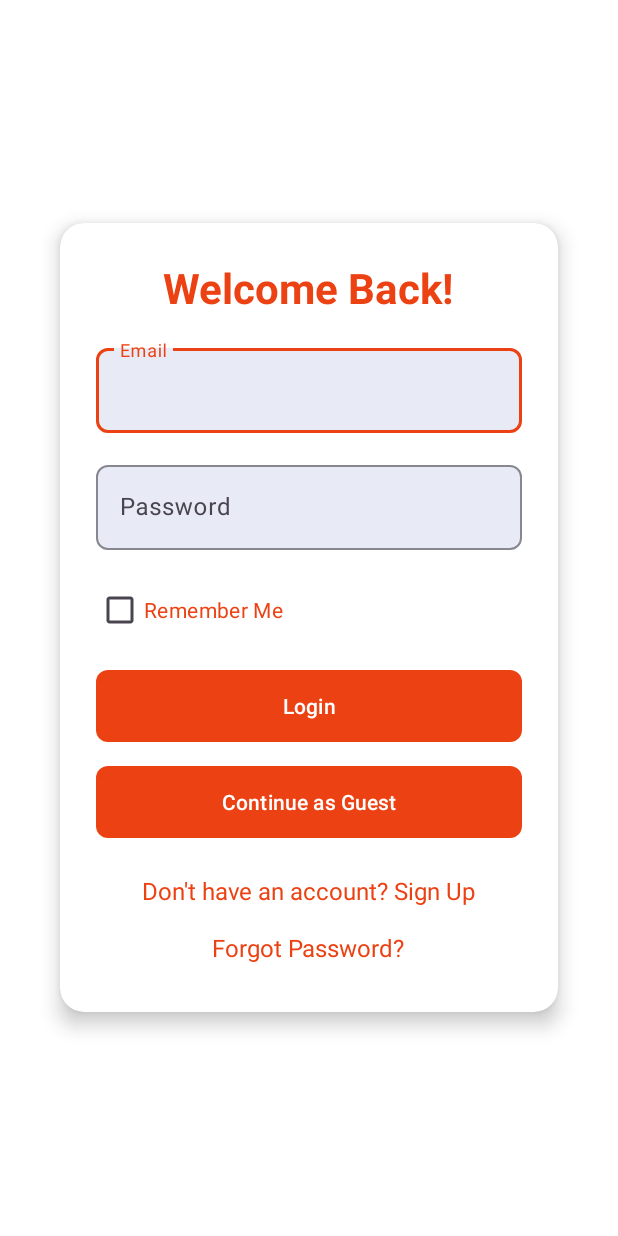
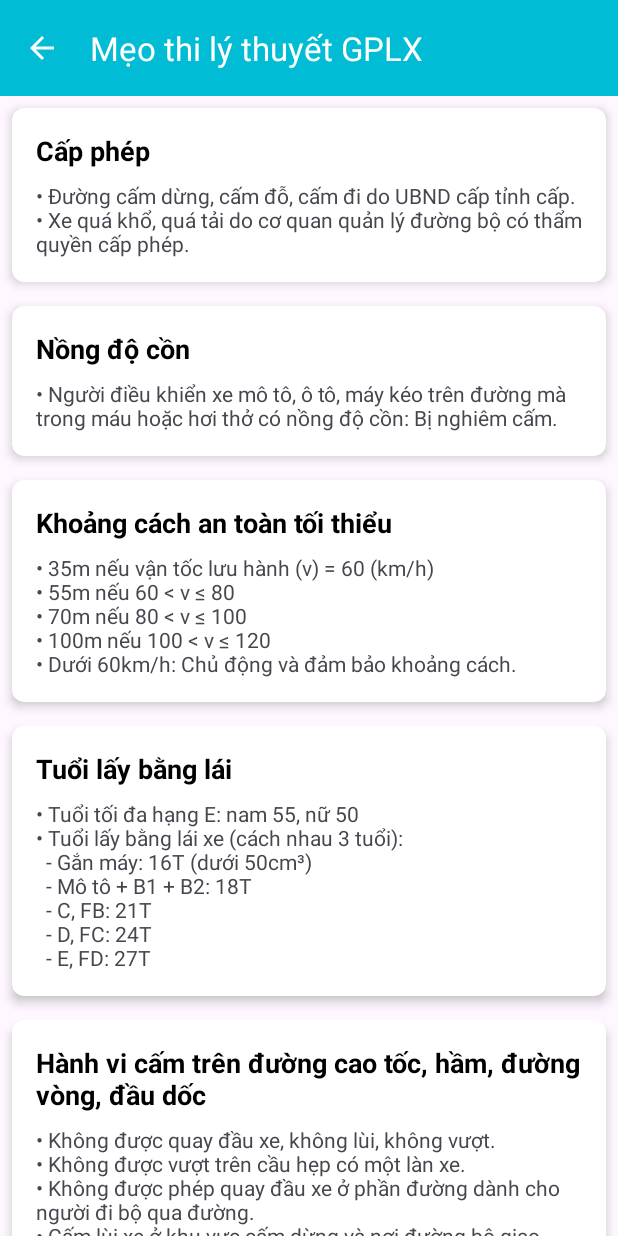
Before and after one commit to thanhhoa456/LapTrinhDiDong, an Android app: the screen it shows after launch (LoginActivity before the commit, TipsActivity after it), on a phone screen of 412 x 824 dp. Run offline under Robolectric (Android 15) with nearby library versions, the phone set to English and light mode, and no system bars.

Commit message:
thêm mẹo thi

```diff
--- a/DoAnCuoiKy_Android/app/src/main/java/com/example/laixea1/activity/MainActivity.java
+++ b/DoAnCuoiKy_Android/app/src/main/java/com/example/laixea1/activity/MainActivity.java
@@ -96,10 +96,12 @@ public class MainActivity extends BaseActivity {
                     // TODO: Chuyển sang màn hình Thi sát hạch
                     break;
                 case 2:
-                    // TODO: Chuyển sang màn hình Biển báo
+                    Intent roadSignIntent = new Intent(MainActivity.this, RoadSignActivity.class);
+                    startActivity(roadSignIntent);
                     break;
                 case 3:
-                    // TODO: Chuyển sang màn hình Mẹo thi
+                    Intent tipsIntent = new Intent(MainActivity.this, TipsActivity.class);
+                    startActivity(tipsIntent);
                     break;
                 case 4:
                     // TODO: Chuyển sang màn hình Các câu sai
--- /dev/null
+++ b/DoAnCuoiKy_Android/app/src/main/java/com/example/laixea1/activity/TipsActivity.java
@@ -0,0 +1,76 @@
+package com.example.laixea1.activity;
+
+import android.os.Bundle;
+import androidx.appcompat.app.AppCompatActivity;
+import androidx.appcompat.widget.Toolbar;
+import androidx.recyclerview.widget.LinearLayoutManager;
+import androidx.recyclerview.widget.RecyclerView;
+import com.example.laixea1.R;
+import com.example.laixea1.adapter.TipAdapter;
+import com.example.laixea1.entity.Tip;
+import java.util.ArrayList;
+import java.util.List;
+
+public class TipsActivity extends AppCompatActivity {
+
+    private RecyclerView tipsRecyclerView;
+    private TipAdapter tipAdapter;
+    private List<Tip> tipList;
+
+    @Override
+    protected void onCreate(Bundle savedInstanceState) {
+        super.onCreate(savedInstanceState);
+        setContentView(R.layout.activity_tips);
+
+        // Thiết lập Toolbar
+        Toolbar toolbar = findViewById(R.id.toolbar);
+        setSupportActionBar(toolbar);
+        if (getSupportActionBar() != null) {
+            getSupportActionBar().setTitle("Mẹo thi lý thuyết GPLX");
+            getSupportActionBar().setDisplayHomeAsUpEnabled(true);
+        }
+
+        // Khởi tạo RecyclerView
+        tipsRecyclerView = findViewById(R.id.tipsRecyclerView);
+        tipsRecyclerView.setLayoutManager(new LinearLayoutManager(this));
+
+        // Khởi tạo danh sách mẹo
+        tipList = new ArrayList<>();
+        initializeTips();
+
+        // Thiết lập adapter
+        tipAdapter = new TipAdapter(tipList);
+        tipsRecyclerView.setAdapter(tipAdapter);
+    }
+
+    private void initializeTips() {
+        tipList.add(new Tip("Cấp phép", "• Đường cấm dừng, cấm đỗ, cấm đi do UBND cấp tỉnh cấp.\n• Xe quá khổ, quá tải do cơ quan quản lý đường bộ có thẩm quyền cấp phép."));
+        tipList.add(new Tip("Nồng độ cồn", "• Người điều khiển xe mô tô, ô tô, máy kéo trên đường mà trong máu hoặc hơi thở có nồng độ cồn: Bị nghiêm cấm."));
+        tipList.add(new Tip("Khoảng cách an toàn tối thiểu", "• 35m nếu vận tốc lưu hành (v) = 60 (km/h)\n• 55m nếu 60 < v ≤ 80\n• 70m nếu 80 < v ≤ 100\n• 100m nếu 100 < v ≤ 120\n• Dưới 60km/h: Chủ động và đảm bảo khoảng cách."));
+        tipList.add(new Tip("Tuổi lấy bằng lái", "• Tuổi tối đa hạng E: nam 55, nữ 50\n• Tuổi lấy bằng lái xe (cách nhau 3 tuổi):\n  - Gắn máy: 16T (dưới 50cm³)\n  - Mô tô + B1 + B2: 18T\n  - C, FB: 21T\n  - D, FC: 24T\n  - E, FD: 27T"));
+        tipList.add(new Tip("Hành vi cấm trên đường cao tốc, hầm, đường vòng, đầu dốc", "• Không được quay đầu xe, không lùi, không vượt.\n• Không được vượt trên cầu hẹp có một làn xe.\n• Không được phép quay đầu xe ở phần đường dành cho người đi bộ qua đường.\n• Cấm lùi xe ở khu vực cấm dừng và nơi đường bộ giao nhau."));
+        tipList.add(new Tip("Tại nơi giao nhau không có tín hiệu đèn", "• Có vòng xuyến: Nhường đường bên trái.\n• Không có vòng xuyến: Nhường đường bên phải."));
+        tipList.add(new Tip("Niên hạn sử dụng", "• 25 năm: ô tô tải.\n• 20 năm: ô tô chở người trên 9 chỗ."));
+        tipList.add(new Tip("Biển báo cấm", "Cấm ô tô (Gồm: mô tô 3 bánh, xe Lam, xe khách) > Cấm xe tải > Cấm Máy kéo > Cấm rơ moóc, sơ mi rơ moóc."));
+        tipList.add(new Tip("Thứ tự ưu tiên", "Nhất chớm, nhì ưu, tam đường, tứ hướng:\n1. Nhất chớm: Xe nào chớm tới vạch trước thì được đi trước.\n2. Nhì ưu: Xe ưu tiên được đi trước. Thứ tự: Hỏa - Sự - An - Thương.\n3. Tam đường: Xe ở đường chính, đường ưu tiên.\n4. Tứ hướng: Bên phải trống - Rẽ phải - Đi thẳng - Rẽ trái."));
+        tipList.add(new Tip("Các hạng GPLX", "• A1: Mô tô dưới 175 cm³ và xe 3 bánh của người khuyết tật.\n• A2: Mô tô 175 cm³ trở lên.\n• A3: Xe mô tô 3 bánh.\n• B1: Không hành nghề lái xe.\n• B1, B2: Đến 9 chỗ ngồi, xe tải dưới 3.500kg.\n• C: Đến 9 chỗ ngồi, xe trên 3.500kg.\n• D: Chở đến 30 người.\n• E: Chở trên 30 người.\n• FC: C + kéo (ô tô đầu kéo, kéo sơ mi rơ moóc).\n• FE: E + kéo (ô tô chở khách nối toa)."));
+        tipList.add(new Tip("Phân nhóm biển báo hiệu", "• Biển nguy hiểm: Hình tam giác vàng.\n• Biển cấm: Vòng tròn đỏ.\n• Biển hiệu lệnh: Vòng tròn xanh.\n• Biển chỉ dẫn: Vuông hoặc chữ nhật xanh.\n• Biển phụ: Vuông, chữ nhật trắng đen, hiệu lực nằm ở biển phụ."));
+        tipList.add(new Tip("Tốc độ tối đa trong khu vực đông dân cư", "• 60km/h: Đường đôi hoặc đường 1 chiều có từ 2 làn xe cơ giới trở lên.\n• 50km/h: Đường 2 chiều hoặc đường 1 chiều có 1 làn xe cơ giới."));
+        tipList.add(new Tip("Tốc độ tối đa ngoài khu vực đông dân cư", "1. Đường đôi hoặc 1 chiều có ≥2 làn xe cơ giới:\n   - 90km/h: Ô tô con, xe chở người ≤30 chỗ (trừ xe buýt), tải ≤3.5 tấn.\n   - 80km/h: Xe chở người >30 chỗ (trừ xe buýt), tải >3.5 tấn (trừ xitec).\n   - 70km/h: Xe buýt, đầu kéo sơ mi rơ moóc, mô tô, chuyên dùng (trừ trộn vữa, bê tông).\n   - 60km/h: Ô tô kéo rơ moóc, trộn vữa, bê tông, xitec.\n2. Đường 2 chiều hoặc 1 chiều có 1 làn xe cơ giới:\n   - 80km/h: Ô tô con, xe chở người ≤30 chỗ (trừ xe buýt), tải ≤3.5 tấn.\n   - 70km/h: Xe chở người >30 chỗ (trừ xe buýt), tải >3.5 tấn (trừ xitec).\n   - 60km/h: Xe buýt, đầu kéo sơ mi rơ moóc, mô tô, chuyên dùng (trừ trộn vữa, bê tông).\n   - 50km/h: Ô tô kéo rơ moóc, trộn vữa, bê tông, xitec."));
+        tipList.add(new Tip("Tốc độ xe máy chuyên dùng", "• Xe máy chuyên dùng, xe gắn máy (kể cả xe máy điện): 40km/h.\n• Trên đường cao tốc: Không vượt quá 120km/h."));
+        tipList.add(new Tip("Tăng số, giảm số", "• Tăng 1 giảm 2 (giảm số chọn ý có từ 'về')."));
+        tipList.add(new Tip("Phương tiện giao thông", "• Gồm phương tiện giao thông cơ giới và thô sơ đường bộ.\n• Phương tiện tham gia giao thông gồm phương tiện giao thông đường bộ và xe máy chuyên dùng."));
+        tipList.add(new Tip("Hiệu lệnh người điều khiển giao thông", "• Giơ tay thẳng đứng: Tất cả dừng, trừ xe trong ngã tư được đi.\n• Giang ngang tay: Trái phải dừng, trước sau đi.\n• Tay phải giơ trước: Sau, phải dừng, trước rẽ phải, trái đi các hướng, người đi bộ qua đường đi sau người điều khiển."));
+        tipList.add(new Tip("Khái niệm và quy tắc", "• Các câu có đáp án bị nghiêm cấm, không cho phép hoặc không được phép thì chọn.\n• Tốc độ chậm đi về bên phải.\n• Chỉ dùng còi từ 5h sáng đến 22h tối.\n• Trong đô thị dùng đèn chiếu gần.\n• Không lắp còi đèn không đúng thiết kế.\n• Xe mô tô không kéo xe khác.\n• 5 năm không cấp lại bằng lái khai báo mất.\n• Chuyển làn phải báo trước.\n• Xe thô sơ đi làn bên phải trong cùng.\n• Nhường đường qua đường hẹp, xe lên dốc.\n• Đứng cách ray đường sắt 5m.\n• Vào cao tốc nhường xe đang chạy.\n• Xe dưới 70km/h không vào cao tốc.\n• Trên cao tốc, hầm chỉ dừng/đỗ nơi quy định.\n• Xe quá tải cần giấy phép.\n• Trọng lượng xe kéo rơ moóc lớn hơn rơ moóc.\n• Kéo xe có hãm dùng thanh nối cứng.\n• Xe gắn máy tối đa 40km/h.\n• Đường có giải phân cách là đường đôi.\n• Giảm tốc khi gặp biển nguy hiểm.\n• Giảm tốc, đi sát phải khi xe sau xin vượt.\n• Ưu tiên đường sắt tại giao cắt.\n• Nhường xe ưu tiên có còi, cờ, đèn.\n• Không vượt trên đường vòng, khuất tầm nhìn.\n• Nhường người đi bộ tại vạch kẻ.\n• Dừng/đỗ cách lề đường ≤0.25m.\n• Dừng/đỗ trên đường hẹp cách xe khác 20m.\n• Giảm tốc trên đường ướt, hẹp, đèo dốc.\n• Giảm tốc, từ từ vượt xe buýt đang dừng."));
+        tipList.add(new Tip("Nghiệp vụ vận tải", "• Không lái xe liên tục quá 4 giờ.\n• Không làm việc quá 10 giờ/ngày.\n• Không tự ý thay đổi vị trí đón trả khách.\n• Vận chuyển hàng nguy hiểm cần giấy phép."));
+        tipList.add(new Tip("Kỹ thuật lái xe", "• Mô tô xuống dốc dùng cả phanh trước và sau.\n• Ô tô số tự động khởi hành đạp phanh hết hành trình.\n• Phanh tay bóp khóa hãm, đẩy cần về phía trước.\n• Ô tô số sàn khởi hành đạp côn hết hành trình.\n• Quay đầu xe với tốc độ thấp.\n• Qua đường sắt không rào chắn: Cách 5m hạ kính, tắt âm thanh, quan sát.\n• Mở cửa xe: Quan sát rồi hé cánh cửa."));
+        tipList.add(new Tip("Cấu tạo và sửa chữa", "• Kính chắn gió: Loại kính an toàn.\n• Còi: 90dB đến 115dB.\n• Động cơ diesel không nổ do lẫn tạp chất.\n• Dây đai an toàn hãm khi giật đột ngột.\n• Động cơ 4 kỳ: Pít tông 4 hành trình.\n• Hệ thống bôi trơn giảm ma sát.\n• Niên hạn: Ô tô trên 9 chỗ 20 năm, ô tô tải 25 năm.\n• Động cơ ô tô: Biến nhiệt năng thành cơ năng.\n• Hệ thống truyền lực: Truyền mô men quay.\n• Ly hợp: Truyền/ngắt động cơ đến hộp số.\n• Hộp số: Đảm bảo chuyển động lùi.\n• Hệ thống lái: Thay đổi hướng.\n• Hệ thống phanh: Giảm tốc độ.\n• Ắc quy: Tích trữ điện năng.\n• Khởi động xe tự động: Đạp phanh."));
+        tipList.add(new Tip("Quy tắc sa hình", "• Không vòng xuyến: Xe vào trước - Xe ưu tiên - Đường ưu tiên - Đường cùng cấp (bên phải trống - rẽ phải - đi thẳng - rẽ trái).\n• Có vòng xuyến: Chưa vào nhường bên phải, đã vào nhường bên trái.\n• Xe xuống dốc nhường xe lên dốc."));
+    }
+
+    @Override
+    public boolean onSupportNavigateUp() {
+        finish();
+        return true;
+    }
+}
--- /dev/null
+++ b/DoAnCuoiKy_Android/app/src/main/java/com/example/laixea1/adapter/TipAdapter.java
@@ -0,0 +1,49 @@
+package com.example.laixea1.adapter;
+
+import android.view.LayoutInflater;
+import android.view.View;
+import android.view.ViewGroup;
+import android.widget.TextView;
+import androidx.annotation.NonNull;
+import androidx.recyclerview.widget.RecyclerView;
+import com.example.laixea1.R;
+import com.example.laixea1.entity.Tip;
+import java.util.List;
+
+public class TipAdapter extends RecyclerView.Adapter<TipAdapter.TipViewHolder> {
+
+    private List<Tip> tipList;
+
+    public TipAdapter(List<Tip> tipList) {
+        this.tipList = tipList;
+    }
+
+    @NonNull
+    @Override
+    public TipViewHolder onCreateViewHolder(@NonNull ViewGroup parent, int viewType) {
+        View view = LayoutInflater.from(parent.getContext()).inflate(R.layout.item_tip, parent, false);
+        return new TipViewHolder(view);
+    }
+
+    @Override
+    public void onBindViewHolder(@NonNull TipViewHolder holder, int position) {
+        Tip tip = tipList.get(position);
+        holder.titleTextView.setText(tip.getTitle());
+        holder.contentTextView.setText(tip.getContent());
+    }
+
+    @Override
+    public int getItemCount() {
+        return tipList.size();
+    }
+
+    static class TipViewHolder extends RecyclerView.ViewHolder {
+        TextView titleTextView, contentTextView;
+
+        public TipViewHolder(@NonNull View itemView) {
+            super(itemView);
+            titleTextView = itemView.findViewById(R.id.titleTextView);
+            contentTextView = itemView.findViewById(R.id.contentTextView);
+        }
+    }
+}
--- /dev/null
+++ b/DoAnCuoiKy_Android/app/src/main/java/com/example/laixea1/entity/Tip.java
@@ -0,0 +1,19 @@
+package com.example.laixea1.entity;
+
+public class Tip {
+    private String title;
+    private String content;
+
+    public Tip(String title, String content) {
+        this.title = title;
+        this.content = content;
+    }
+
+    public String getTitle() {
+        return title;
+    }
+
+    public String getContent() {
+        return content;
+    }
+}
--- /dev/null
+++ b/DoAnCuoiKy_Android/app/src/main/res/layout/activity_tips.xml
@@ -0,0 +1,23 @@
+<?xml version="1.0" encoding="utf-8"?>
+<LinearLayout
+    xmlns:android="http://schemas.android.com/apk/res/android"
+    android:layout_width="match_parent"
+    android:layout_height="match_parent"
+    android:orientation="vertical">
+
+    <androidx.appcompat.widget.Toolbar
+        android:id="@+id/toolbar"
+        android:layout_width="match_parent"
+        android:layout_height="?attr/actionBarSize"
+        android:background="#00BCD4"
+        android:theme="@style/ThemeOverlay.AppCompat.Dark.ActionBar"
+        android:title="M mẹo thi lý thuyết GPLX"
+        android:titleTextColor="@android:color/white" />
+
+    <androidx.recyclerview.widget.RecyclerView
+        android:id="@+id/tipsRecyclerView"
+        android:layout_width="match_parent"
+        android:layout_height="0dp"
+        android:layout_weight="1" />
+
+</LinearLayout>
--- /dev/null
+++ b/DoAnCuoiKy_Android/app/src/main/res/layout/item_tip.xml
@@ -0,0 +1,33 @@
+<?xml version="1.0" encoding="utf-8"?>
+<androidx.cardview.widget.CardView
+    xmlns:android="http://schemas.android.com/apk/res/android"
+    xmlns:app="http://schemas.android.com/apk/res-auto"
+    android:layout_width="match_parent"
+    android:layout_height="wrap_content"
+    android:layout_margin="8dp"
+    app:cardCornerRadius="8dp"
+    app:cardElevation="4dp">
+
+    <LinearLayout
+        android:layout_width="match_parent"
+        android:layout_height="wrap_content"
+        android:orientation="vertical"
+        android:padding="16dp">
+
+        <TextView
+            android:id="@+id/titleTextView"
+            android:layout_width="match_parent"
+            android:layout_height="wrap_content"
+            android:textStyle="bold"
+            android:textSize="18sp"
+            android:textColor="@android:color/black" />
+
+        <TextView
+            android:id="@+id/contentTextView"
+            android:layout_width="match_parent"
+            android:layout_height="wrap_content"
+            android:textSize="14sp"
+            android:layout_marginTop="8dp" />
+
+    </LinearLayout>
+</androidx.cardview.widget.CardView>
--- a/DoAnCuoiKy_Android/app/src/main/res/xml/network_security_config.xml
+++ b/DoAnCuoiKy_Android/app/src/main/res/xml/network_security_config.xml
@@ -2,6 +2,6 @@
 <network-security-config>
     <!-- Cho phép kết nối HTTP cho tất cả các domain -->
     <domain-config cleartextTrafficPermitted="true">
-        <domain includeSubdomains="true">192.168.1.8</domain> <!-- Thêm IP hoặc domain của bạn -->
+        <domain includeSubdomains="true">10.0.2.2</domain> <!-- Thêm IP hoặc domain của bạn -->
     </domain-config>
 </network-security-config>
```
Also changed, not shown: DoAnCuoiKy_Android/app/src/main/AndroidManifest.xml (+9 -4 lines).
